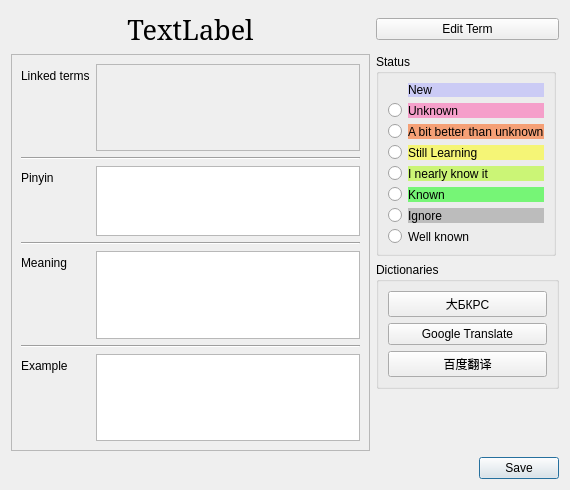
Qt form edittermdialog.ui (555oya/chinese-reader) before a commit.
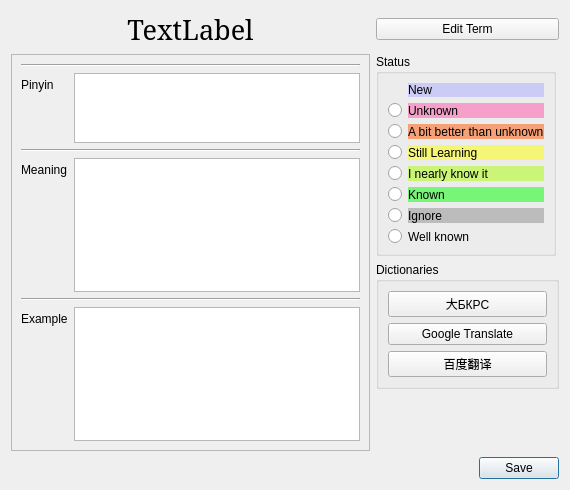
The same form after that commit.

```diff
--- a/edittermdialog.ui
+++ b/edittermdialog.ui
@@ -76,28 +76,27 @@
       <layout class="QVBoxLayout" name="verticalLayout_2">
        <item>
         <layout class="QFormLayout" name="formLayout_3">
-         <item row="0" column="0">
-          <widget class="QLabel" name="label_13">
-           <property name="text">
-            <string>Linked terms</string>
+         <item row="0" column="0" colspan="2">
+          <widget class="Line" name="line">
+           <property name="minimumSize">
+            <size>
+             <width>5</width>
+             <height>0</height>
+            </size>
            </property>
-          </widget>
-         </item>
-         <item row="0" column="1">
-          <widget class="QPlainTextEdit" name="linkedTermsTextEdit">
-           <property name="enabled">
-            <bool>false</bool>
+           <property name="orientation">
+            <enum>Qt::Orientation::Horizontal</enum>
            </property>
           </widget>
          </item>
-         <item row="2" column="0">
+         <item row="1" column="0">
           <widget class="QLabel" name="label_9">
            <property name="text">
             <string>Pinyin</string>
            </property>
           </widget>
          </item>
-         <item row="2" column="1">
+         <item row="1" column="1">
           <widget class="QPlainTextEdit" name="pinyinTextEdit">
            <property name="horizontalScrollBarPolicy">
             <enum>Qt::ScrollBarPolicy::ScrollBarAlwaysOff</enum>
@@ -113,61 +112,48 @@
            </property>
           </widget>
          </item>
-         <item row="4" column="0">
+         <item row="2" column="0" colspan="2">
+          <widget class="Line" name="line_2">
+           <property name="orientation">
+            <enum>Qt::Orientation::Horizontal</enum>
+           </property>
+          </widget>
+         </item>
+         <item row="3" column="0">
           <widget class="QLabel" name="label_10">
            <property name="text">
             <string>Meaning</string>
            </property>
           </widget>
          </item>
-         <item row="4" column="1">
+         <item row="3" column="1">
           <widget class="QPlainTextEdit" name="meaningTextEdit">
            <property name="focusPolicy">
             <enum>Qt::FocusPolicy::ClickFocus</enum>
            </property>
           </widget>
          </item>
-         <item row="6" column="0">
+         <item row="4" column="0" colspan="2">
+          <widget class="Line" name="line_3">
+           <property name="orientation">
+            <enum>Qt::Orientation::Horizontal</enum>
+           </property>
+          </widget>
+         </item>
+         <item row="5" column="0">
           <widget class="QLabel" name="label_11">
            <property name="text">
             <string>Example</string>
            </property>
           </widget>
          </item>
-         <item row="6" column="1">
+         <item row="5" column="1">
           <widget class="QPlainTextEdit" name="exampleTextEdit">
            <property name="focusPolicy">
             <enum>Qt::FocusPolicy::ClickFocus</enum>
            </property>
           </widget>
          </item>
-         <item row="1" column="0" colspan="2">
-          <widget class="Line" name="line">
-           <property name="minimumSize">
-            <size>
-             <width>5</width>
-             <height>0</height>
-            </size>
-           </property>
-           <property name="orientation">
-            <enum>Qt::Orientation::Horizontal</enum>
-           </property>
-          </widget>
-         </item>
-         <item row="3" column="0" colspan="2">
-          <widget class="Line" name="line_2">
-           <property name="orientation">
-            <enum>Qt::Orientation::Horizontal</enum>
-           </property>
-          </widget>
-         </item>
-         <item row="5" column="0" colspan="2">
-          <widget class="Line" name="line_3">
-           <property name="orientation">
-            <enum>Qt::Orientation::Horizontal</enum>
-           </property>
-          </widget>
-         </item>
         </layout>
        </item>
       </layout>
```
